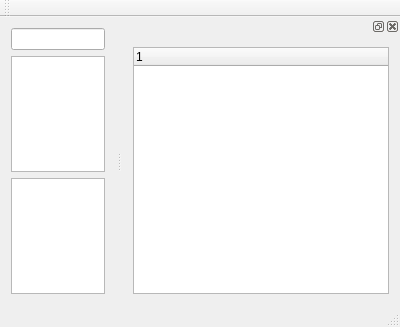
This is mainwindow.ui in stoyan-shopov/troll as Qt 5 draws it before an edit. The edited form follows.
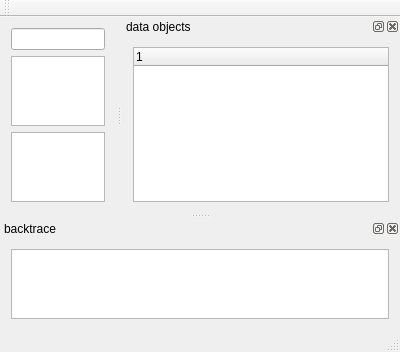
This is the edited form.

The edit to the form file:
```diff
--- a/mainwindow.ui
+++ b/mainwindow.ui
@@ -46,6 +46,9 @@
   </widget>
   <widget class="QStatusBar" name="statusBar"/>
   <widget class="QDockWidget" name="dockWidget">
+   <property name="windowTitle">
+    <string>data objects</string>
+   </property>
    <attribute name="dockWidgetArea">
     <number>2</number>
    </attribute>
@@ -66,6 +69,21 @@
     </layout>
    </widget>
   </widget>
+  <widget class="QDockWidget" name="dockWidget_2">
+   <property name="windowTitle">
+    <string>backtrace</string>
+   </property>
+   <attribute name="dockWidgetArea">
+    <number>8</number>
+   </attribute>
+   <widget class="QWidget" name="dockWidgetContents_2">
+    <layout class="QVBoxLayout" name="verticalLayout_3">
+     <item>
+      <widget class="QListWidget" name="listWidget"/>
+     </item>
+    </layout>
+   </widget>
+  </widget>
  </widget>
  <layoutdefault spacing="6" margin="11"/>
  <resources/>
```
